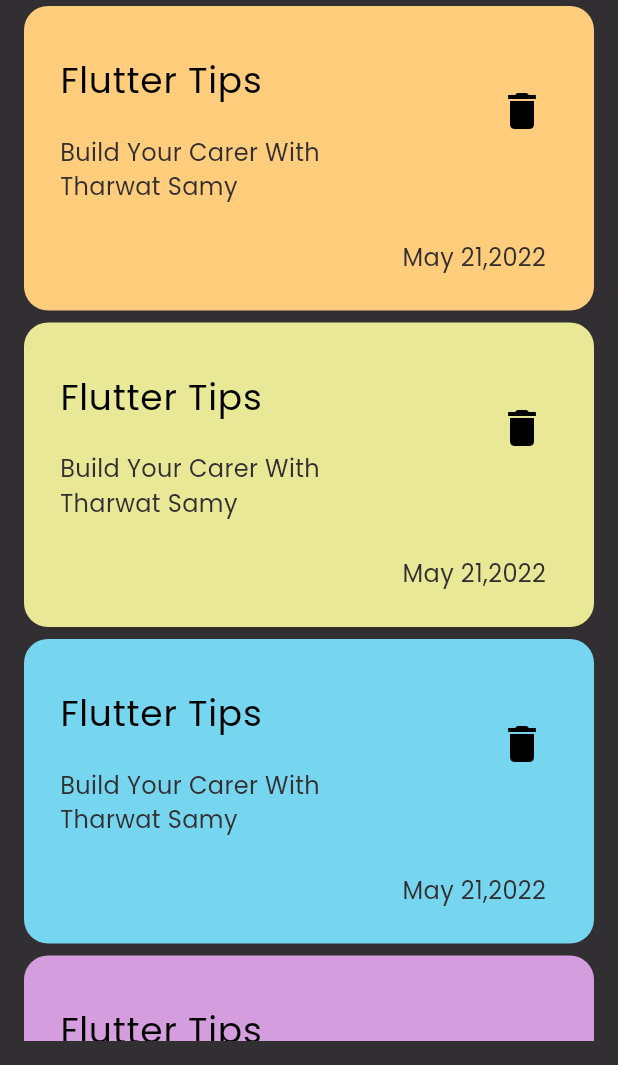
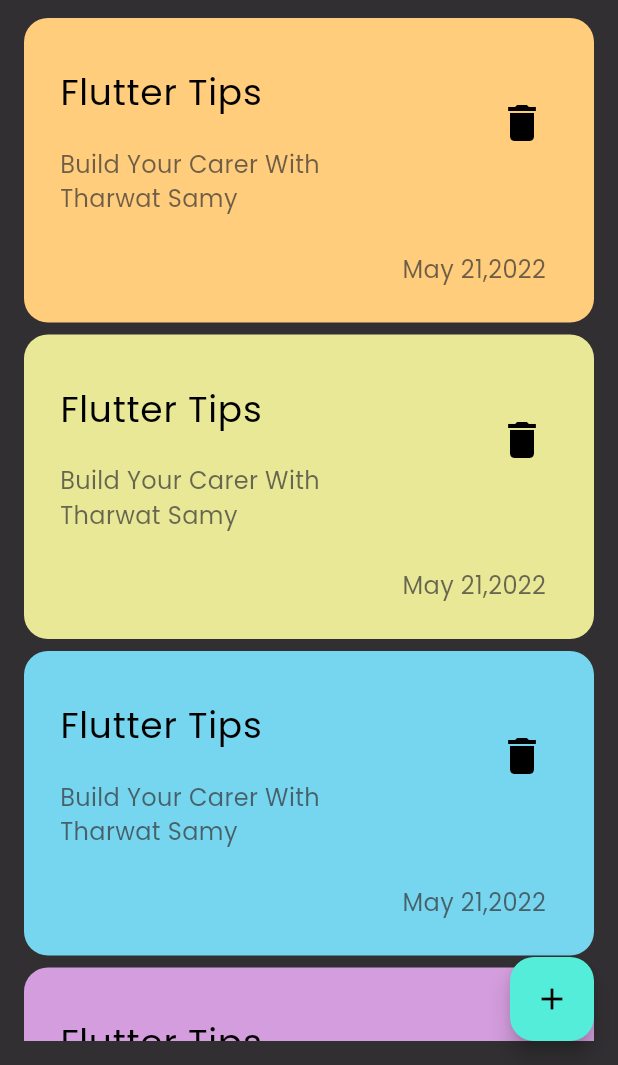
Before and after one commit to Eslam-Hossam1/notes_app, a Flutter app: the screen it shows after launch, on a phone screen of 412 x 824 dp, the part 171-1236 px from its top. Run offline on Flutter 3.47's test engine with Material 3 defaults, Android fonts, the phone set to English and light mode, and no system bars; our stand-ins replace font_awesome_flutter.

Commit message:
add floatin action bottun and add note bottom sheet

```diff
--- a/lib/views/notes_view.dart
+++ b/lib/views/notes_view.dart
@@ -11,6 +11,20 @@ class NotesView extends StatelessWidget {
   Widget build(BuildContext context) {
     return Scaffold(
       body: NotesViewBody(),
+      floatingActionButton: FloatingActionButton(
+        backgroundColor: Color(0xff53EDDA),
+        onPressed: () {
+          showModalBottomSheet(
+              context: context,
+              builder: (context) {
+                return Container();
+              });
+        },
+        child: Icon(
+          Icons.add,
+          color: Colors.black,
+        ),
+      ),
     );
   }
 }
--- a/lib/widgets/note_item.dart
+++ b/lib/widgets/note_item.dart
@@ -29,7 +29,7 @@ class NoteItem extends StatelessWidget {
                 subtitle: Text(
                   "Build Your Carer With\nTharwat Samy",
                   style: TextStyle(
-                    color: Color(0xff312F31),
+                    color: Color(0xff312F31).withOpacity(.7),
                     fontSize: 16,
                   ),
                 ),
@@ -47,7 +47,8 @@ class NoteItem extends StatelessWidget {
               padding: const EdgeInsets.only(top: 16, right: 32, bottom: 24),
               child: Text(
                 "May 21,2022",
-                style: TextStyle(color: Color(0xff312F31), fontSize: 16),
+                style: TextStyle(
+                    color: Color(0xff312F31).withOpacity(.7), fontSize: 16),
               ),
             )
           ],
--- a/lib/widgets/notes_list_view.dart
+++ b/lib/widgets/notes_list_view.dart
@@ -12,10 +12,12 @@ class NotesListview extends StatelessWidget {
   ];
   @override
   Widget build(BuildContext context) {
-    return ListView.builder(itemBuilder: (context, index) {
-      return NoteItem(
-        color: colors[index % colors.length],
-      );
-    });
+    return ListView.builder(
+        padding: EdgeInsets.zero,
+        itemBuilder: (context, index) {
+          return NoteItem(
+            color: colors[index % colors.length],
+          );
+        });
   }
 }
--- a/lib/widgets/notes_view_body.dart
+++ b/lib/widgets/notes_view_body.dart
@@ -17,7 +17,7 @@ class NotesViewBody extends StatelessWidget {
         children: [
           addHieghtSpace(50),
           NotesAppBar(),
-          addHieghtSpace(4),
+          addHieghtSpace(12),
           Expanded(
             child: NotesListview(),
           )
```
Also changed, not shown: lib/widgets/add_note_bottom_sheet.dart (added, +10 -0 lines).
